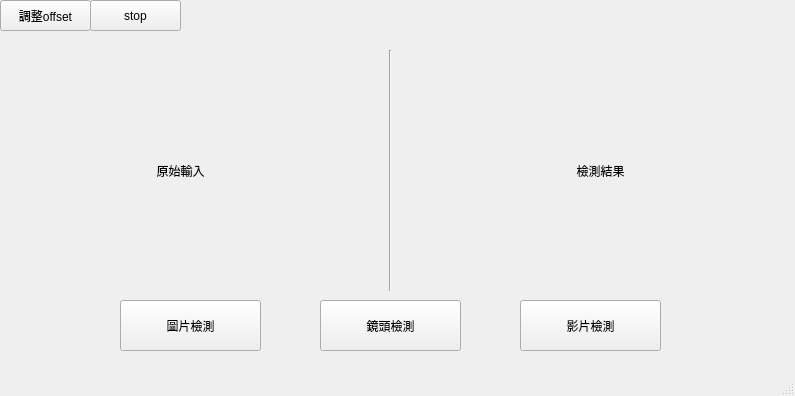
Old version of the form ui/main_window.ui in the repository wade00754/pmc-5axis-yolo.
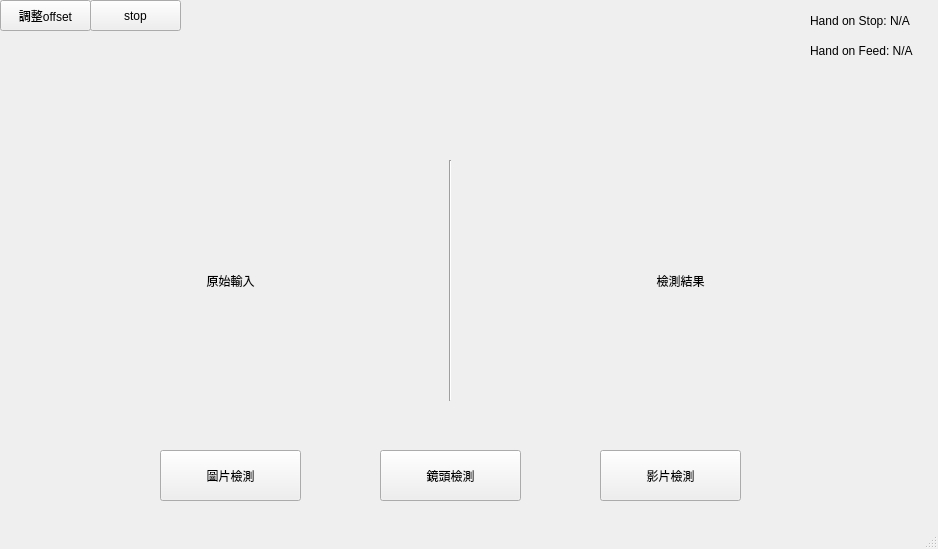
New version of the form.

Commit message: 於視窗右上角新增HandOnStop與HandOnFeed的結果輸出

What changed in the file:
```diff
--- a/ui/main_window.ui
+++ b/ui/main_window.ui
@@ -6,8 +6,8 @@
    <rect>
     <x>0</x>
     <y>0</y>
-    <width>795</width>
-    <height>396</height>
+    <width>938</width>
+    <height>549</height>
    </rect>
   </property>
   <property name="windowTitle">
@@ -17,8 +17,8 @@
    <widget class="QLabel" name="input_media">
     <property name="geometry">
      <rect>
-      <x>40</x>
-      <y>50</y>
+      <x>90</x>
+      <y>160</y>
       <width>281</width>
       <height>241</height>
      </rect>
@@ -36,8 +36,8 @@
    <widget class="QLabel" name="output_media">
     <property name="geometry">
      <rect>
-      <x>460</x>
-      <y>50</y>
+      <x>540</x>
+      <y>160</y>
       <width>281</width>
       <height>241</height>
      </rect>
@@ -55,8 +55,8 @@
    <widget class="Line" name="line">
     <property name="geometry">
      <rect>
-      <x>320</x>
-      <y>50</y>
+      <x>380</x>
+      <y>160</y>
       <width>141</width>
       <height>241</height>
      </rect>
@@ -68,8 +68,8 @@
    <widget class="QPushButton" name="button_picture">
     <property name="geometry">
      <rect>
-      <x>120</x>
-      <y>300</y>
+      <x>160</x>
+      <y>450</y>
       <width>141</width>
       <height>51</height>
      </rect>
@@ -81,8 +81,8 @@
    <widget class="QPushButton" name="button_video">
     <property name="geometry">
      <rect>
-      <x>520</x>
-      <y>300</y>
+      <x>600</x>
+      <y>450</y>
       <width>141</width>
       <height>51</height>
      </rect>
@@ -94,8 +94,8 @@
    <widget class="QPushButton" name="button_camera">
     <property name="geometry">
      <rect>
-      <x>320</x>
-      <y>300</y>
+      <x>380</x>
+      <y>450</y>
       <width>141</width>
       <height>51</height>
      </rect>
@@ -130,6 +130,32 @@
      <string>stop</string>
     </property>
    </widget>
+   <widget class="QLabel" name="Label_HandStop_Status">
+    <property name="geometry">
+     <rect>
+      <x>810</x>
+      <y>10</y>
+      <width>121</width>
+      <height>21</height>
+     </rect>
+    </property>
+    <property name="text">
+     <string>Hand on Stop: N/A</string>
+    </property>
+   </widget>
+   <widget class="QLabel" name="Label_HandFeed_Status">
+    <property name="geometry">
+     <rect>
+      <x>810</x>
+      <y>40</y>
+      <width>121</width>
+      <height>21</height>
+     </rect>
+    </property>
+    <property name="text">
+     <string>Hand on Feed: N/A</string>
+    </property>
+   </widget>
   </widget>
   <widget class="QStatusBar" name="statusbar"/>
  </widget>
```
The commit also changes 2 other files.
